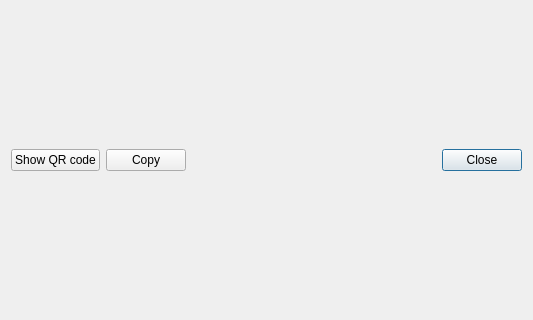
Qt form pyslvs_ui/io/script.ui (KmolYuan/Pyslvs-UI) before a commit; both pictures show x 0 to 533 and y 122 to 442 of the 533 by 564 pixel window.
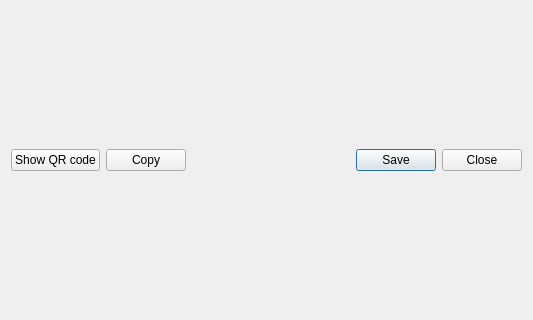
The same form after that commit. Icons and pictures are not drawn.

```diff
--- a/pyslvs_ui/io/script.ui
+++ b/pyslvs_ui/io/script.ui
@@ -80,7 +80,7 @@
         <enum>Qt::Horizontal</enum>
        </property>
        <property name="standardButtons">
-        <set>QDialogButtonBox::Close</set>
+        <set>QDialogButtonBox::Close|QDialogButtonBox::Save</set>
        </property>
       </widget>
      </item>
```
Left out of the diff: 2 changed lines with no effect on the pictures.
